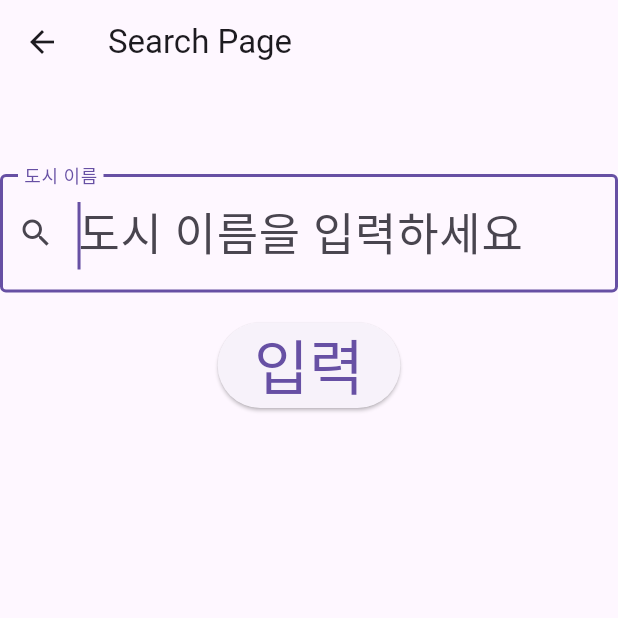
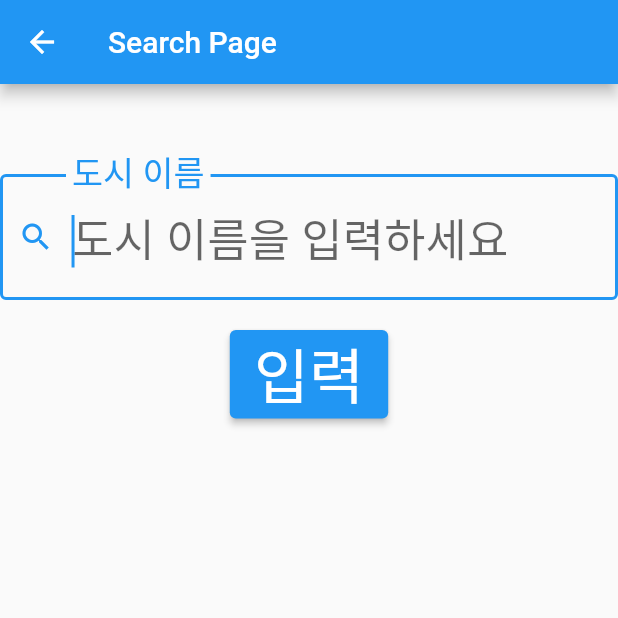
Before and after one commit to WaterMan-Joy/Flutter-Weather-API-Demo, a Flutter app: the screen it shows after launch, after a tap on the "search" icon, on a phone screen of 412 x 824 dp, the top half of it. Run offline on Flutter 3.47's test engine with Material 2 defaults, Android fonts, the light colour scheme and no system bars; our stand-ins replace equatable, fl_chart, flutter_dotenv.

Commit message:
ChangeNotifierProvider + ProxyProvider

```diff
--- a/lib/constants/constants.dart
+++ b/lib/constants/constants.dart
@@ -2,3 +2,4 @@ const String kApiHost = 'api.openweathermap.org';
 const String kIconHost = 'www.openweathermap.org';
 const String kUnit = 'metric';
 const String kLimit = '1';
+const int kWarmOrNot = 10;
--- a/lib/main.dart
+++ b/lib/main.dart
@@ -1,6 +1,7 @@
 import 'package:flutter/material.dart';
 import 'package:flutter_dotenv/flutter_dotenv.dart';
 import 'package:provider/provider.dart';
+import 'package:weather_app_ex/providers/providers.dart';
 import 'package:weather_app_ex/providers/temp_settings/temp_settings_provider.dart';
 import 'package:weather_app_ex/providers/weather/weather_provider.dart';
 import 'package:weather_app_ex/repositories/weather_repository.dart';
@@ -36,15 +37,26 @@ class MyApp extends StatelessWidget {
         ChangeNotifierProvider<TempSettingsProvider>(
           create: ((context) => TempSettingsProvider()),
         ),
+        ChangeNotifierProxyProvider<WeatherProvider, AppThemeProvider>(
+          create: (context) => AppThemeProvider(),
+          update: (
+            BuildContext context,
+            WeatherProvider weatherProvider,
+            AppThemeProvider? themeProvider,
+          ) =>
+              themeProvider!..update(weatherProvider),
+        ),
       ],
-      child: MaterialApp(
-        title: 'Weather app',
-        debugShowCheckedModeBanner: false,
-        theme: ThemeData(
-          useMaterial3: true,
-        ),
-        home: HomePage(),
-      ),
+      builder: ((context, _) => MaterialApp(
+            title: 'Weather app',
+            debugShowCheckedModeBanner: false,
+            // theme: ThemeData(useMaterial3: true),
+            theme: context.watch<AppThemeProvider>().state.appTheme ==
+                    AppTheme.light
+                ? ThemeData.light()
+                : ThemeData.dark(),
+            home: HomePage(),
+          )),
     );
   }
 }
--- a/lib/providers/providers.dart
+++ b/lib/providers/providers.dart
@@ -1 +1,3 @@
 export 'weather/weather_provider.dart';
+export 'theme/theme_provider.dart';
+export 'temp_settings/temp_settings_provider.dart';
--- /dev/null
+++ b/lib/providers/theme/theme_provider.dart
@@ -0,0 +1,21 @@
+import 'package:equatable/equatable.dart';
+import 'package:flutter/material.dart';
+import 'package:weather_app_ex/providers/providers.dart';
+
+import '../../constants/constants.dart';
+
+part 'theme_state.dart';
+
+class AppThemeProvider with ChangeNotifier {
+  AppThemeState _state = AppThemeState.initial();
+  AppThemeState get state => _state;
+
+  void update(WeatherProvider wp) {
+    if (wp.state.weather.temp > kWarmOrNot) {
+      _state = _state.copyWith(appTheme: AppTheme.light);
+    } else {
+      _state = _state.copyWith(appTheme: AppTheme.dark);
+    }
+    notifyListeners();
+  }
+}
--- /dev/null
+++ b/lib/providers/theme/theme_state.dart
@@ -0,0 +1,33 @@
+// ignore_for_file: public_member_api_docs, sort_constructors_first
+
+part of 'theme_provider.dart';
+
+enum AppTheme {
+  light,
+  dark,
+}
+
+class AppThemeState extends Equatable {
+  final AppTheme appTheme;
+  AppThemeState({
+    this.appTheme = AppTheme.light,
+  });
+
+  factory AppThemeState.initial() {
+    return AppThemeState();
+  }
+
+  @override
+  List<Object> get props => [appTheme];
+
+  @override
+  bool get stringify => true;
+
+  AppThemeState copyWith({
+    AppTheme? appTheme,
+  }) {
+    return AppThemeState(
+      appTheme: appTheme ?? this.appTheme,
+    );
+  }
+}
--- a/lib/services/weather_api_services.dart
+++ b/lib/services/weather_api_services.dart
@@ -36,6 +36,7 @@ class WeatherApiServices {
 
       // response.body 저장
       final responseBody = json.decode(response.body);
+      print('*****response body : $responseBody');
 
       // responseBody 가 Empty 라면
       if (responseBody.isEmpty) {
@@ -43,6 +44,7 @@ class WeatherApiServices {
       }
 
       final direactGeocoding = DireactGecoding.fromJson(responseBody);
+      print('*****direact geocoding $direactGeocoding');
       return direactGeocoding;
     } catch (e) {
       rethrow;
@@ -72,6 +74,7 @@ class WeatherApiServices {
       final weatherJson = json.decode(response.body);
 
       final Weather weather = Weather.fromJson(weatherJson);
+      print('*****weather $weather');
 
       return weather;
     } catch (e) {
```
